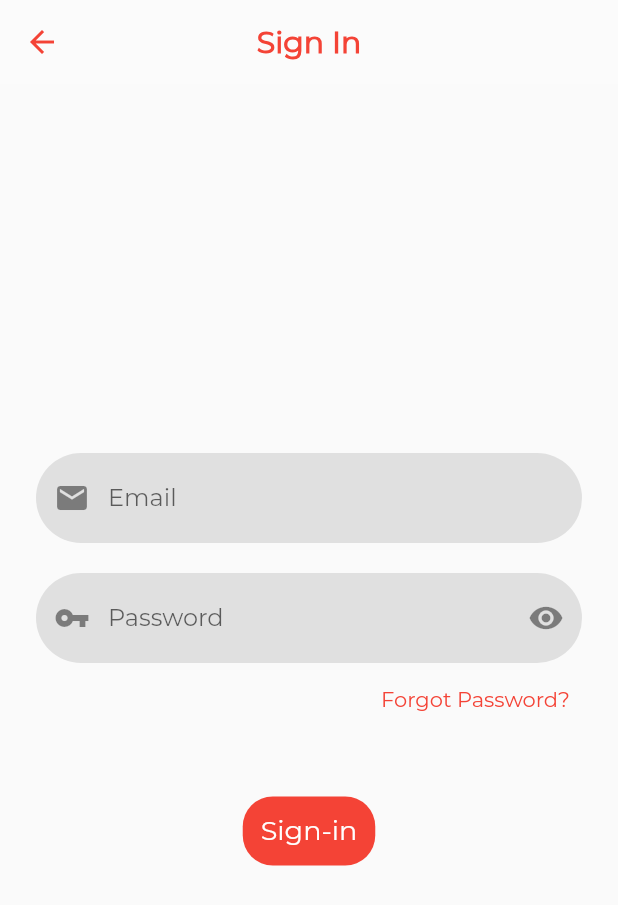
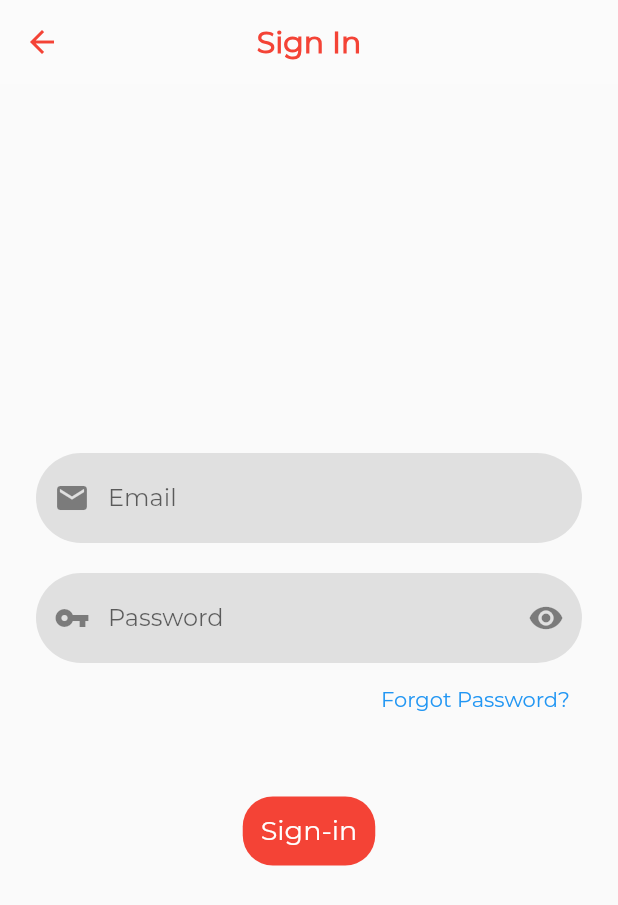
Before and after one commit to ritamk/anandaAttendance, a Flutter app: the screen it shows after launch, after a tap on "Sign in", on a phone screen of 412 x 824 dp. Shown: the top 905 px of the screen. Run offline on Flutter 3.47's test engine with Material 2 defaults, Android fonts, the phone set to English and light mode, and no system bars; our stand-ins replace cloud_firestore, firebase_auth, firebase_core, flutter_riverpod, geolocator, shared_preferences; accounts and stored records are empty.

Commit message:
UI changes

```diff
--- a/lib/views/attendance/attendance.dart
+++ b/lib/views/attendance/attendance.dart
@@ -82,11 +82,13 @@ class _AttendancePageState extends State<AttendancePage> {
                       },
                       child: Column(
                         children: const <Widget>[
-                          Icon(Icons.location_on, size: 24.0),
+                          Icon(Icons.location_on,
+                              size: 24.0, color: Colors.blue),
                           SizedBox(height: 20.0, width: 0.0),
                           Text(
                             "Verify geolocation",
-                            style: TextStyle(fontSize: 18.0),
+                            style:
+                                TextStyle(fontSize: 18.0, color: Colors.blue),
                           ),
                         ],
                       ),
--- a/lib/views/authentication/sign_in.dart
+++ b/lib/views/authentication/sign_in.dart
@@ -89,15 +89,12 @@ class _SignInPageState extends State<SignInPage> {
                       onPressed: () {},
                       child: const Text(
                         "Forgot Password?",
-                        style: TextStyle(color: Colors.red),
+                        style: TextStyle(color: Colors.blue),
                       ),
                     ),
                   ],
                 ),
-                const SizedBox(
-                  height: 40.0,
-                  width: 0.0,
-                ),
+                const SizedBox(height: 40.0, width: 0.0),
                 TextButton(
                   style: authSignInBtnStyle(),
                   onPressed: () async => await signInLogic(context),
```
